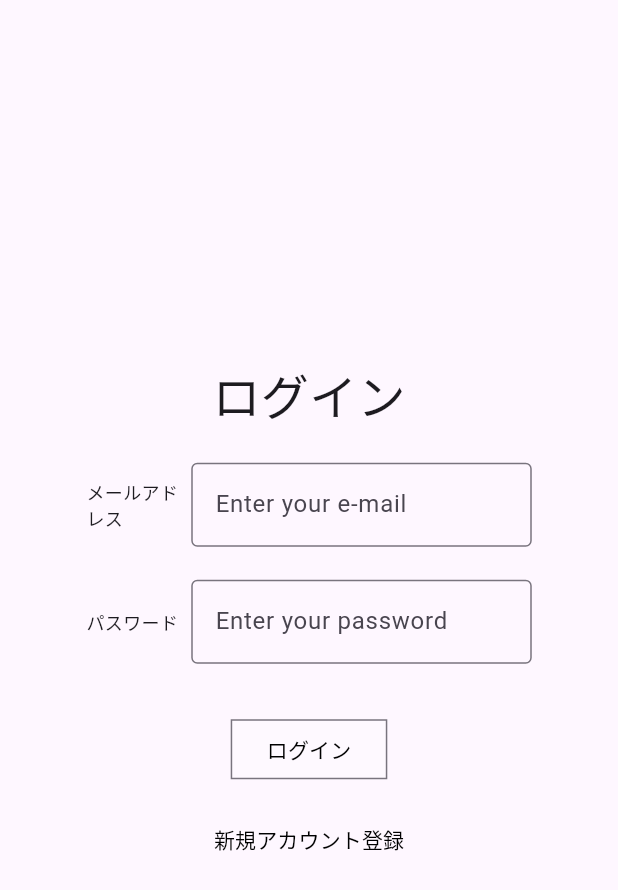
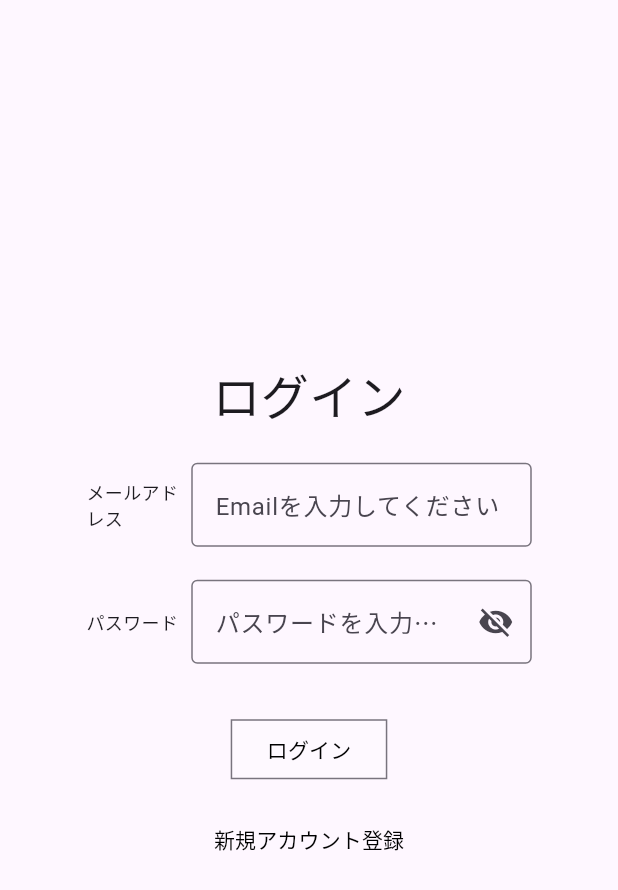
Before and after one commit to 0x48lab/onigokko, a Flutter app: the screen it shows after launch, on a phone screen of 412 x 824 dp. Shown: the top 890 px of the screen. Run offline on Flutter 3.47's test engine with Material 3 defaults, Android fonts, the phone set to English and light mode, and no system bars; our stand-ins replace cloud_firestore, firebase_auth, firebase_core, flutter_riverpod, geolocator, go_router and 2 more; accounts and stored records are empty.

Commit message:
パスワードの入力内容を非表示に修正

```diff
--- a/lib/page/login_page.dart
+++ b/lib/page/login_page.dart
@@ -23,7 +23,7 @@ class LoginPage extends StatelessWidget {
                   child: TextField(
                     controller: TextEditingController(),
                     decoration: InputDecoration(
-                      labelText: 'Enter your e-mail',
+                      labelText: 'Emailを入力してください',
                       border: OutlineInputBorder(),
                     ),
 
@@ -43,9 +43,11 @@ class LoginPage extends StatelessWidget {
                   width: 227,
                   child: TextField(
                     controller: TextEditingController(),
+                    obscureText: true,  // 入力テキストを非表示にする
                     decoration: InputDecoration(
-                      labelText: 'Enter your password',
+                      labelText: 'パスワードを入力してください',
                       border: OutlineInputBorder(),
+                      suffixIcon: Icon(Icons.visibility_off),  // アイコン（視覚的なヒント）
                     ),),
                 ),
               ],),
```
